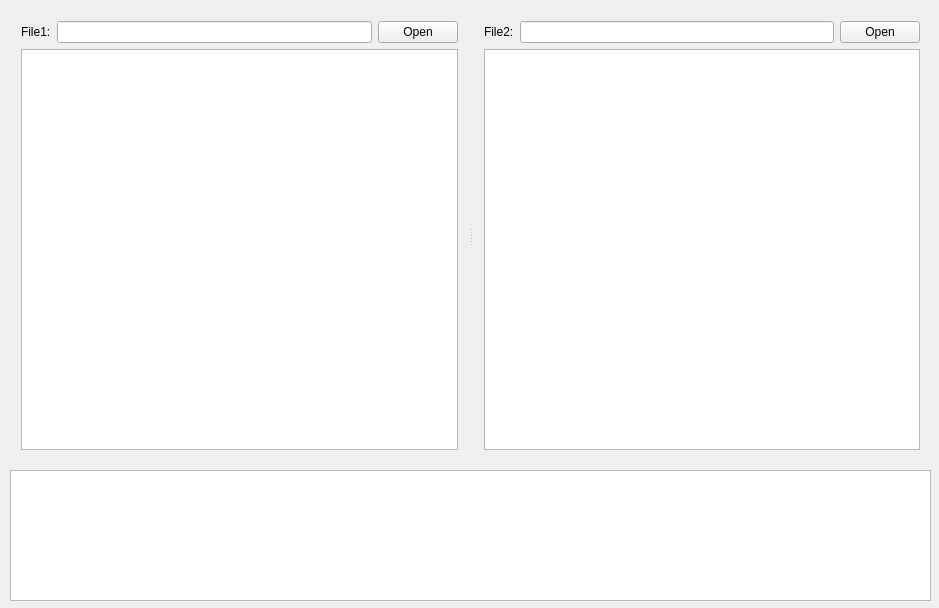
Above: project/diff/mainwindow.ui from chraac-test/qt_diff before the change. Below: the same form after it.
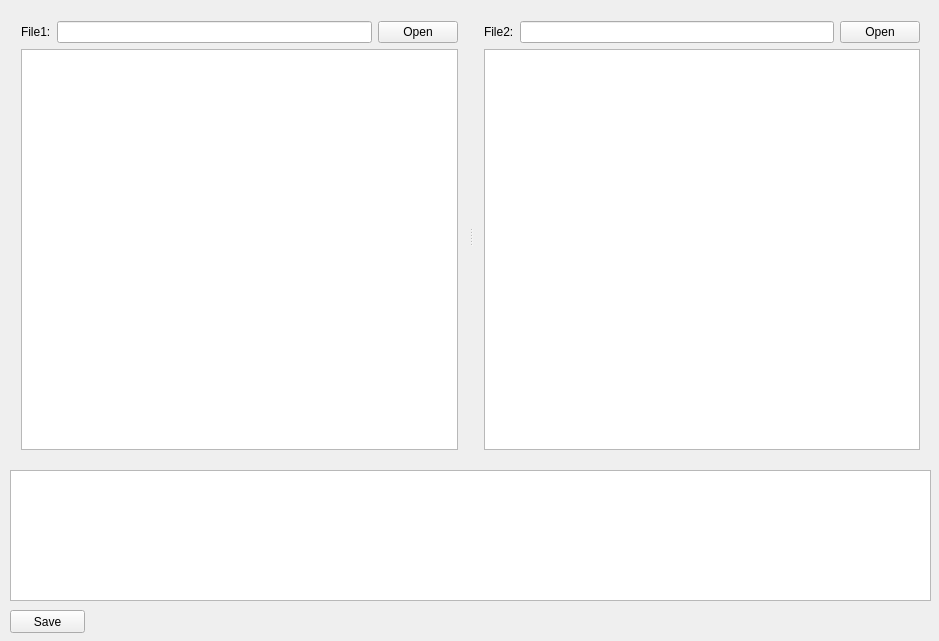
That is the form after the change. Custom widgets are drawn as their Qt base class.

Patch:
```diff
--- a/project/diff/mainwindow.ui
+++ b/project/diff/mainwindow.ui
@@ -7,7 +7,7 @@
     <x>0</x>
     <y>0</y>
     <width>939</width>
-    <height>608</height>
+    <height>641</height>
    </rect>
   </property>
   <property name="windowTitle">
@@ -104,6 +104,19 @@
      </layout>
     </widget>
    </widget>
+   <widget class="QPushButton" name="pushButtonSave">
+    <property name="geometry">
+     <rect>
+      <x>10</x>
+      <y>610</y>
+      <width>75</width>
+      <height>23</height>
+     </rect>
+    </property>
+    <property name="text">
+     <string>Save</string>
+    </property>
+   </widget>
   </widget>
  </widget>
  <layoutdefault spacing="6" margin="11"/>
```
